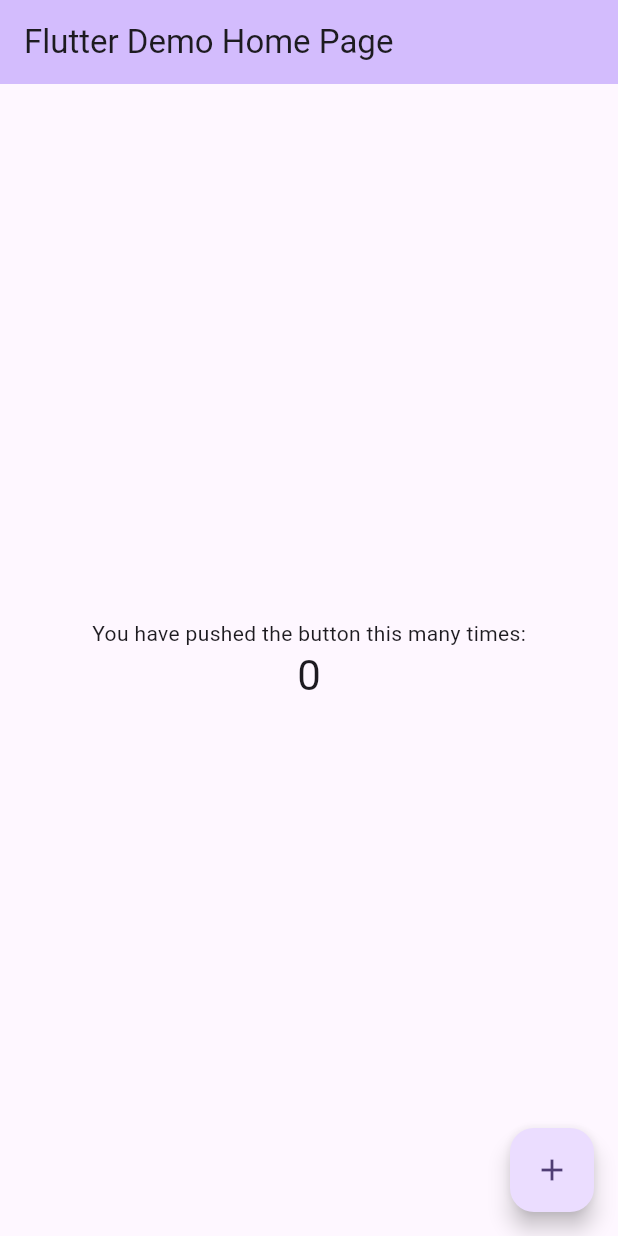
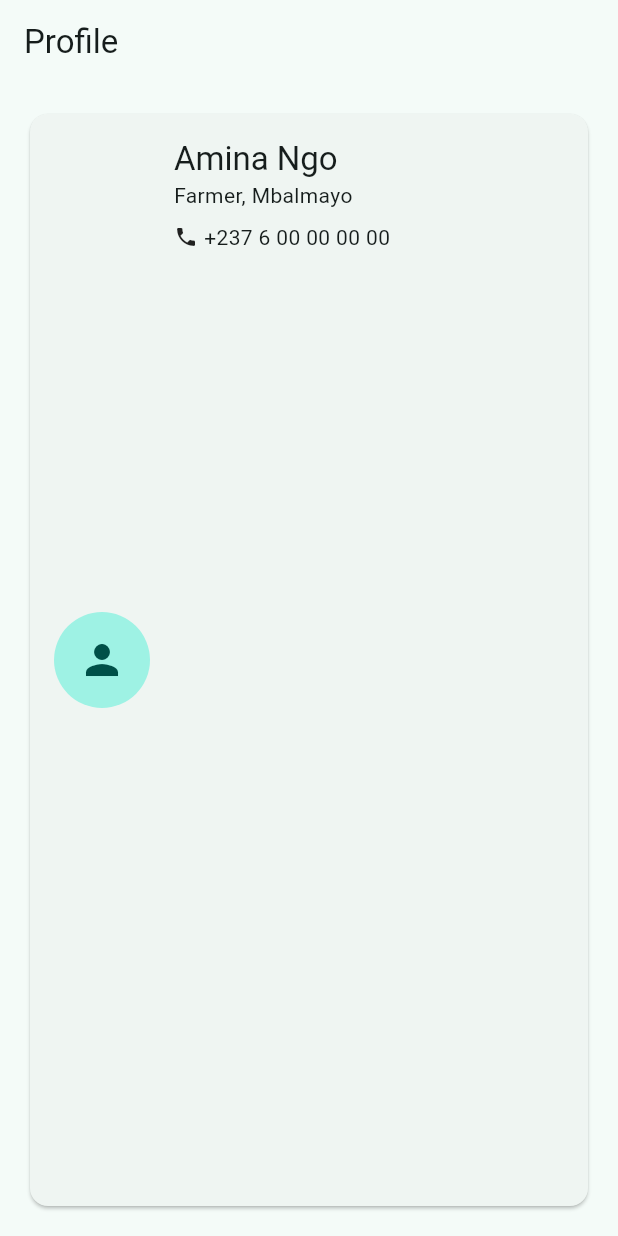
Before and after one commit to techgirl911/flutter_application_1, a Flutter app: the screen it shows after launch, on a phone screen of 412 x 824 dp. Run offline on Flutter 3.47's test engine with Material 3 defaults, Android fonts, the phone set to English and light mode, and no system bars.

Commit message:
added profile card widget with teal theme

```diff
--- a/lib/main.dart
+++ b/lib/main.dart
@@ -1,122 +1,73 @@
 import 'package:flutter/material.dart';
 
-void main() {
-  runApp(const MyApp());
-}
+void main() => runApp(const CardApp());
 
-class MyApp extends StatelessWidget {
-  const MyApp({super.key});
+class CardApp extends StatelessWidget {
+  const CardApp({super.key});
 
-  // This widget is the root of your application.
   @override
   Widget build(BuildContext context) {
     return MaterialApp(
-      title: 'Flutter Demo',
       theme: ThemeData(
-        // This is the theme of your application.
-        //
-        // TRY THIS: Try running your application with "flutter run". You'll see
-        // the application has a purple toolbar. Then, without quitting the app,
-        // try changing the seedColor in the colorScheme below to Colors.green
-        // and then invoke "hot reload" (save your changes or press the "hot
-        // reload" button in a Flutter-supported IDE, or press "r" if you used
-        // the command line to start the app).
-        //
-        // Notice that the counter didn't reset back to zero; the application
-        // state is not lost during the reload. To reset the state, use hot
-        // restart instead.
-        //
-        // This works for code too, not just values: Most code changes can be
-        // tested with just a hot reload.
-        colorScheme: .fromSeed(seedColor: Colors.deepPurple),
+        colorScheme: ColorScheme.fromSeed(seedColor: Colors.teal),
       ),
-      home: const MyHomePage(title: 'Flutter Demo Home Page'),
+      home: Scaffold(
+        appBar: AppBar(title: const Text('Profile')),
+        body: const Padding(
+          padding: EdgeInsets.all(16),
+          child: ProfileCard(
+            name: 'Amina Ngo',
+            role: 'Farmer, Mbalmayo',
+            phone: '+237 6 00 00 00 00',
+          ),
+        ),
+      ),
     );
   }
 }
 
-class MyHomePage extends StatefulWidget {
-  const MyHomePage({super.key, required this.title});
+class ProfileCard extends StatelessWidget {
+  const ProfileCard({
+    super.key,
+    required this.name,
+    required this.role,
+    required this.phone,
+  });
 
-  // This widget is the home page of your application. It is stateful, meaning
-  // that it has a State object (defined below) that contains fields that affect
-  // how it looks.
-
-  // This class is the configuration for the state. It holds the values (in this
-  // case the title) provided by the parent (in this case the App widget) and
-  // used by the build method of the State. Fields in a Widget subclass are
-  // always marked "final".
-
-  final String title;
-
-  @override
-  State<MyHomePage> createState() => _MyHomePageState();
-}
-
-class _MyHomePageState extends State<MyHomePage> {
-  int _counter = 0;
-
-  void _incrementCounter() {
-    setState(() {
-      // This call to setState tells the Flutter framework that something has
-      // changed in this State, which causes it to rerun the build method below
-      // so that the display can reflect the updated values. If we changed
-      // _counter without calling setState(), then the build method would not be
-      // called again, and so nothing would appear to happen.
-      _counter++;
-    });
-  }
+  final String name;
+  final String role;
+  final String phone;
 
   @override
   Widget build(BuildContext context) {
-    // This method is rerun every time setState is called, for instance as done
-    // by the _incrementCounter method above.
-    //
-    // The Flutter framework has been optimized to make rerunning build methods
-    // fast, so that you can just rebuild anything that needs updating rather
-    // than having to individually change instances of widgets.
-    return Scaffold(
-      appBar: AppBar(
-        // TRY THIS: Try changing the color here to a specific color (to
-        // Colors.amber, perhaps?) and trigger a hot reload to see the AppBar
-        // change color while the other colors stay the same.
-        backgroundColor: Theme.of(context).colorScheme.inversePrimary,
-        // Here we take the value from the MyHomePage object that was created by
-        // the App.build method, and use it to set our appbar title.
-        title: Text(widget.title),
-      ),
-      body: Center(
-        // Center is a layout widget. It takes a single child and positions it
-        // in the middle of the parent.
-        child: Column(
-          // Column is also a layout widget. It takes a list of children and
-          // arranges them vertically. By default, it sizes itself to fit its
-          // children horizontally, and tries to be as tall as its parent.
-          //
-          // Column has various properties to control how it sizes itself and
-          // how it positions its children. Here we use mainAxisAlignment to
-          // center the children vertically; the main axis here is the vertical
-          // axis because Columns are vertical (the cross axis would be
-          // horizontal).
-          //
-          // TRY THIS: Invoke "debug painting" (choose the "Toggle Debug Paint"
-          // action in the IDE, or press "p" in the console), to see the
-          // wireframe for each widget.
-          mainAxisAlignment: .center,
+    final textTheme = Theme.of(context).textTheme;
+    return Card(
+      child: Padding(
+        padding: const EdgeInsets.all(16),
+        child: Row(
           children: [
-            const Text('You have pushed the button this many times:'),
-            Text(
-              '$_counter',
-              style: Theme.of(context).textTheme.headlineMedium,
+            const CircleAvatar(radius: 32, child: Icon(Icons.person, size: 32)),
+            const SizedBox(width: 16),
+            Expanded(
+              child: Column(
+                crossAxisAlignment: CrossAxisAlignment.start,
+                children: [
+                  Text(name, style: textTheme.titleLarge),
+                  Text(role),
+                  const SizedBox(height: 8),
+                  Row(
+                    children: [
+                      const Icon(Icons.phone, size: 16),
+                      const SizedBox(width: 4),
+                      Text(phone),
+                    ],
+                  ),
+                ],
+              ),
             ),
           ],
         ),
       ),
-      floatingActionButton: FloatingActionButton(
-        onPressed: _incrementCounter,
-        tooltip: 'Increment',
-        child: const Icon(Icons.add),
-      ),
     );
   }
 }
```
